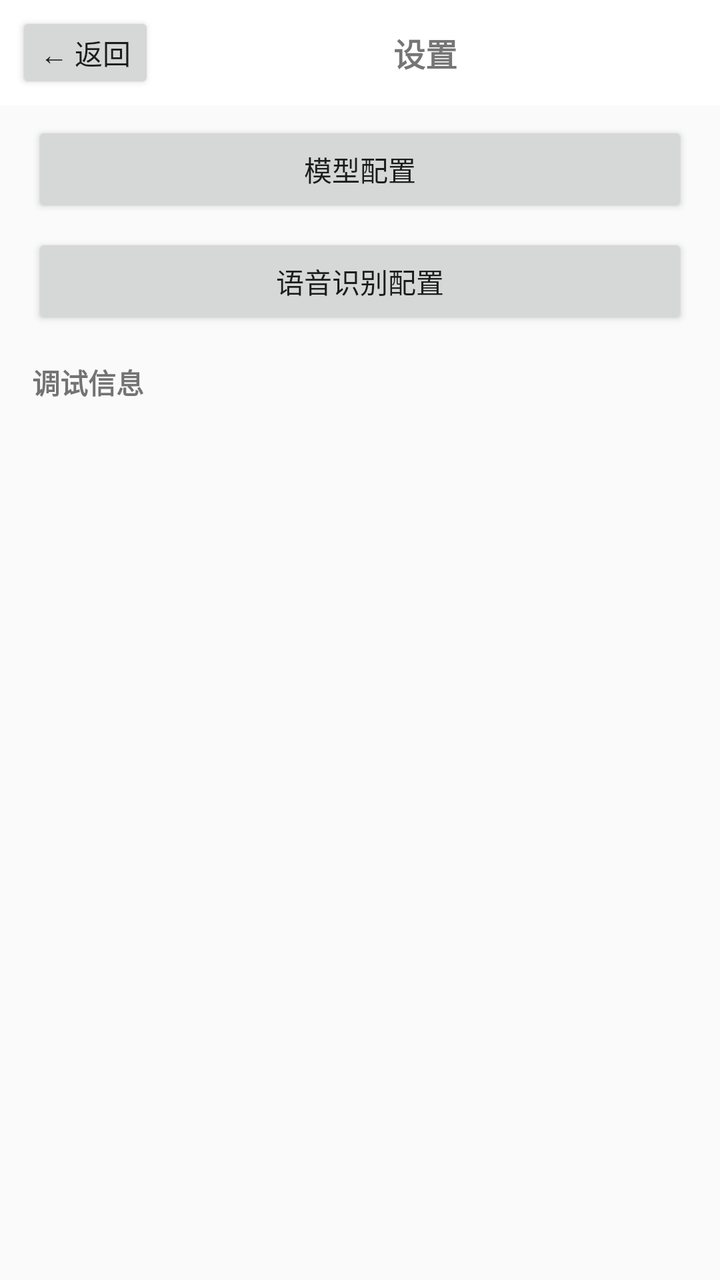
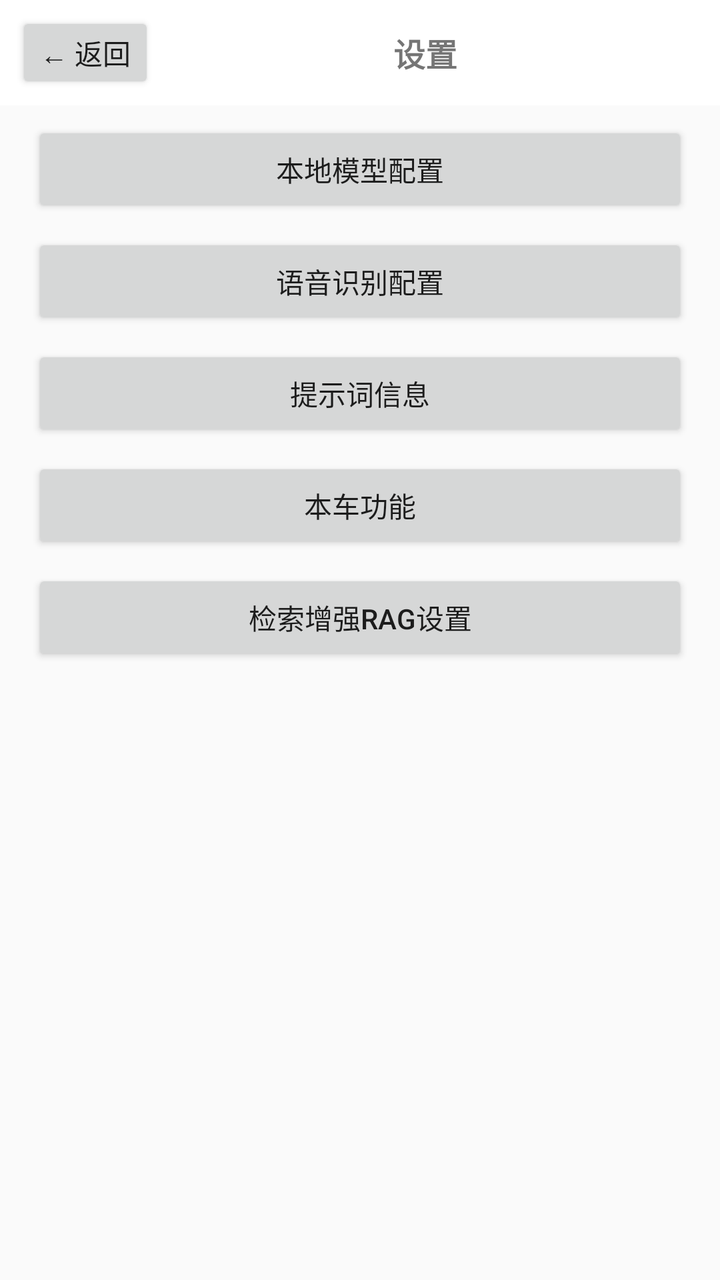

An Android layout rendered at two revisions. The XML below is the earlier revision; the diff shows what the commit changed to produce the second picture.
<!-- AndroidManifest.xml: application theme Theme.IVAI -->
<!-- res/layout/activity_settings.xml -->
<?xml version="1.0" encoding="utf-8"?>
<LinearLayout xmlns:android="http://schemas.android.com/apk/res/android"
    android:layout_width="match_parent"
    android:layout_height="match_parent"
    android:orientation="vertical"
    android:fitsSystemWindows="true">

    <LinearLayout
        android:layout_width="match_parent"
        android:layout_height="wrap_content"
        android:orientation="horizontal"
        android:gravity="center_vertical"
        android:background="@color/bubble_agent"
        android:paddingStart="8dp"
        android:paddingEnd="12dp"
        android:paddingTop="6dp"
        android:paddingBottom="6dp">

        <Button
            android:id="@+id/backButton"
            android:layout_width="wrap_content"
            android:layout_height="wrap_content"
            android:text="← 返回"
            android:minWidth="0dp"
            android:minHeight="0dp"
            android:paddingStart="12dp"
            android:paddingEnd="12dp" />

        <TextView
            android:layout_width="0dp"
            android:layout_height="wrap_content"
            android:layout_weight="1"
            android:gravity="center"
            android:text="设置"
            android:textSize="16sp"
            android:textStyle="bold" />
    </LinearLayout>

    <ScrollView
        android:layout_width="match_parent"
        android:layout_height="0dp"
        android:layout_weight="1">

        <LinearLayout
            android:layout_width="match_parent"
            android:layout_height="wrap_content"
            android:orientation="vertical">

            <Button
                android:id="@+id/modelConfigButton"
                android:layout_width="match_parent"
                android:layout_height="wrap_content"
                android:layout_marginStart="16dp"
                android:layout_marginEnd="16dp"
                android:layout_marginTop="8dp"
                android:text="模型配置" />

            <Button
                android:id="@+id/asrConfigButton"
                android:layout_width="match_parent"
                android:layout_height="wrap_content"
                android:layout_marginStart="16dp"
                android:layout_marginEnd="16dp"
                android:layout_marginTop="8dp"
                android:text="语音识别配置" />

            <TextView
                android:layout_width="match_parent"
                android:layout_height="wrap_content"
                android:layout_marginStart="16dp"
                android:layout_marginEnd="16dp"
                android:layout_marginTop="16dp"
                android:text="调试信息"
                android:textStyle="bold" />

            <androidx.fragment.app.FragmentContainerView
                android:id="@+id/settingsPromptContainer"
                android:layout_width="match_parent"
                android:layout_height="wrap_content" />

            <androidx.fragment.app.FragmentContainerView
                android:id="@+id/settingsRagContainer"
                android:layout_width="match_parent"
                android:layout_height="wrap_content" />
        </LinearLayout>
    </ScrollView>
</LinearLayout>
<!-- resources referenced by this layout -->
<resources>
  <color name="bubble_agent">#FFFFFF</color>
  <style name="Theme.IVAI" parent="android:Theme.Material.Light.DarkActionBar" />
</resources>

<!-- the commit's change to res/layout/activity_settings.xml (unified diff, before → after) -->
@@ -53,7 +53,7 @@
                 android:layout_marginStart="16dp"
                 android:layout_marginEnd="16dp"
                 android:layout_marginTop="8dp"
-                android:text="模型配置" />
+                android:text="本地模型配置" />
 
             <Button
                 android:id="@+id/asrConfigButton"
@@ -64,24 +64,32 @@
                 android:layout_marginTop="8dp"
                 android:text="语音识别配置" />
 
-            <TextView
+            <Button
+                android:id="@+id/promptInfoButton"
                 android:layout_width="match_parent"
                 android:layout_height="wrap_content"
                 android:layout_marginStart="16dp"
                 android:layout_marginEnd="16dp"
-                android:layout_marginTop="16dp"
-                android:text="调试信息"
-                android:textStyle="bold" />
+                android:layout_marginTop="8dp"
+                android:text="提示词信息" />
 
-            <androidx.fragment.app.FragmentContainerView
-                android:id="@+id/settingsPromptContainer"
+            <Button
+                android:id="@+id/vehicleInfoButton"
                 android:layout_width="match_parent"
-                android:layout_height="wrap_content" />
+                android:layout_height="wrap_content"
+                android:layout_marginStart="16dp"
+                android:layout_marginEnd="16dp"
+                android:layout_marginTop="8dp"
+                android:text="本车功能" />
 
-            <androidx.fragment.app.FragmentContainerView
-                android:id="@+id/settingsRagContainer"
+            <Button
+                android:id="@+id/ragConfigButton"
                 android:layout_width="match_parent"
-                android:layout_height="wrap_content" />
+                android:layout_height="wrap_content"
+                android:layout_marginStart="16dp"
+                android:layout_marginEnd="16dp"
+                android:layout_marginTop="8dp"
+                android:text="检索增强RAG设置" />
         </LinearLayout>
     </ScrollView>
 </LinearLayout>
